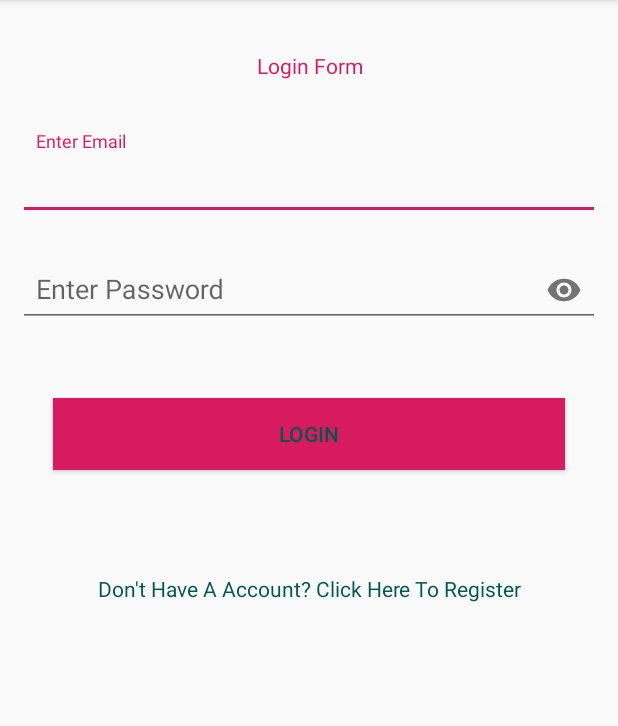
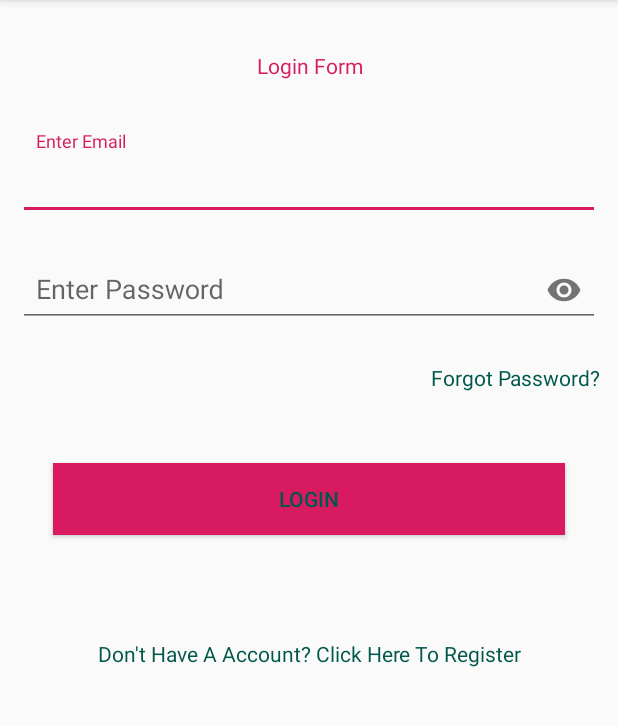
Before and after one commit to in-techouse/per-care-system, an Android app: the screen it shows after launch (LoginActivity), on a phone screen of 412 x 824 dp, the part 84-810 px from its top. Run offline under Robolectric (Android 15) with nearby library versions, the light colour scheme and no system bars; our stand-ins replace Firebase (no records; nobody signed in at launch, a user with empty details on screens opened directly).

Commit message:
Forgot Password Activity Started!

```diff
--- a/app/src/main/java/lcwu/fyp/petcaresystem/LoginActivity.java
+++ b/app/src/main/java/lcwu/fyp/petcaresystem/LoginActivity.java
@@ -27,6 +27,7 @@ public class LoginActivity extends AppCompatActivity implements View.OnClickList
     String strEmail;
     String strPassword;
     TextView go_To_Signup;
+    TextView ForgotPassword;
     ProgressBar LoginProgress;
 
     @Override
@@ -38,11 +39,12 @@ public class LoginActivity extends AppCompatActivity implements View.OnClickList
         edtEmail = findViewById(R.id.edtEmail);
         edtPassword = findViewById(R.id.edtPassword);
         go_To_Signup = findViewById(R.id.go_To_Signup);
+        ForgotPassword = findViewById(R.id.FPassword);
         LoginProgress = findViewById(R.id.LoginProgress);
 
         btnLogin.setOnClickListener(this);
         go_To_Signup.setOnClickListener(this);
-
+        ForgotPassword.setOnClickListener(this);
     }
 
     @Override
@@ -95,6 +97,11 @@ public class LoginActivity extends AppCompatActivity implements View.OnClickList
                 startActivity(it);
                 break;
             }
+            case R.id.FPassword:{
+                Intent it = new Intent( LoginActivity.this, FPasswordActivity.class);
+                startActivity(it);
+                break;
+            }
 
         }
 
--- a/app/src/main/res/layout/activity_login.xml
+++ b/app/src/main/res/layout/activity_login.xml
@@ -49,6 +49,15 @@
 
     </com.google.android.material.textfield.TextInputLayout>
 
+    <TextView
+        android:id="@+id/FPassword"
+        android:textColor="@color/colorPrimaryDark"
+        android:padding="12dp"
+        android:text="Forgot Password?"
+        android:textAlignment="textEnd"
+        android:layout_width="match_parent"
+        android:layout_height="wrap_content"/>
+
     <Button
         android:padding="12dp"
         android:layout_margin="35dp"
@@ -67,6 +76,8 @@
         android:layout_width="wrap_content"
         android:layout_height="wrap_content" />
 
+
+
   <TextView
       android:textAlignment="center"
       android:textColor="@color/colorPrimaryDark"
```
Also changed, not shown: app/src/main/java/lcwu/fyp/petcaresystem/FPasswordActivity.java (+51 -8 lines), app/src/main/res/layout/activity_fpassword.xml (+9 -0 lines).
